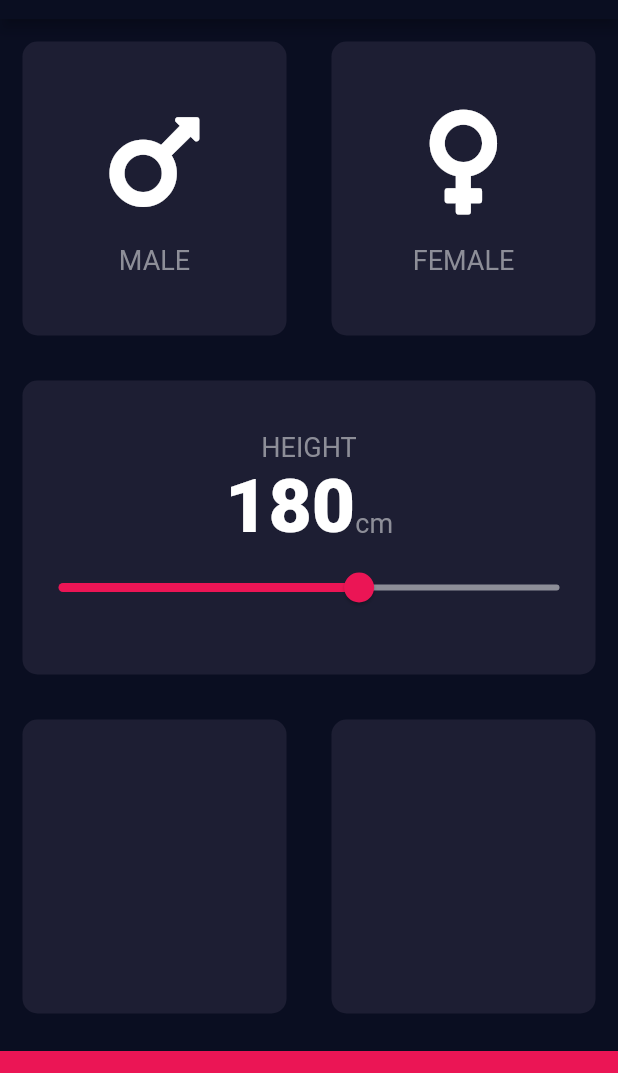
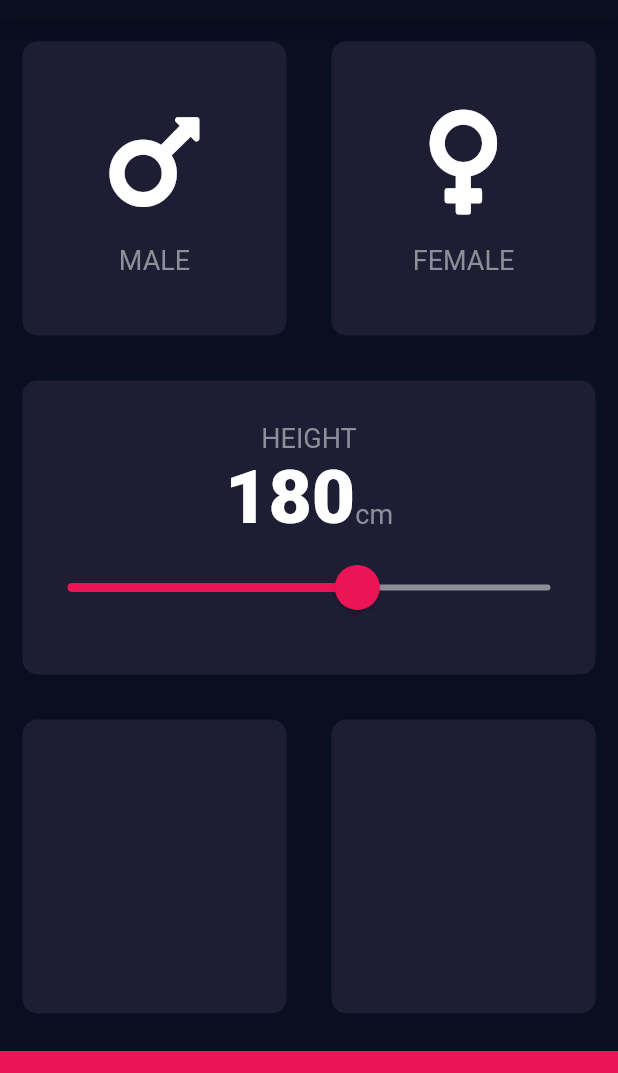
Before and after one commit to itayxsagiv/bmi-calculator-flutter, a Flutter app: the screen it shows after launch, on a phone screen of 412 x 824 dp, the part 65-1138 px from its top. Run offline on Flutter 3.47's test engine with Material 2 defaults, Android fonts, the phone set to English and light mode, and no system bars; our stand-ins replace font_awesome_flutter.

```diff
--- a/lib/input_page.dart
+++ b/lib/input_page.dart
@@ -87,17 +87,29 @@ class _InputPageState extends State<InputPage> {
                       ),
                     ],
                   ),
-                  Slider(
+                  SliderTheme(
+                    data: SliderTheme.of(context).copyWith(
+                      thumbColor: Color(0xffeb1555),
+                      thumbShape: RoundSliderThumbShape(
+                        enabledThumbRadius: 15,
+                      ),
+                      overlayShape: RoundSliderOverlayShape(
+                        overlayRadius: 30,
+                      ),
+                      inactiveTrackColor: Color(0xff8d8e98),
+                      activeTrackColor: Color(0xffeb1555),
+                      overlayColor: Color(0x29eb1555),
+                    ),
+                    child: Slider(
                       min: 120,
                       max: 220,
-                    inactiveColor: Color(0xff8d8e98),
-                    activeColor: Color(0xffeb1555),
                       value: height.toDouble(),
                       onChanged: (double newValue) {
                         setState(() {
                           height = newValue.round();
                         });
                       },
+                    ),
                   ),
                 ],
               ),
```
Lines whose indentation alone changed are shown as unchanged.
